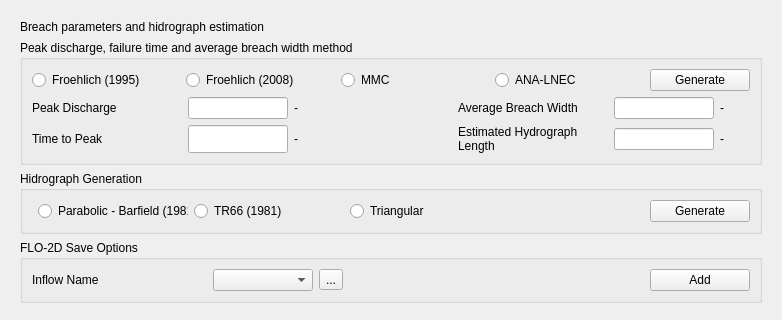
FLO-2DSoftware/qgis-flo-2d-plugin, file flo2d/ui/breach_hydrograph_tool.ui: the form before one commit; both pictures show x 0 to 782 and y 0 to 320 of the 782 by 728 pixel window.
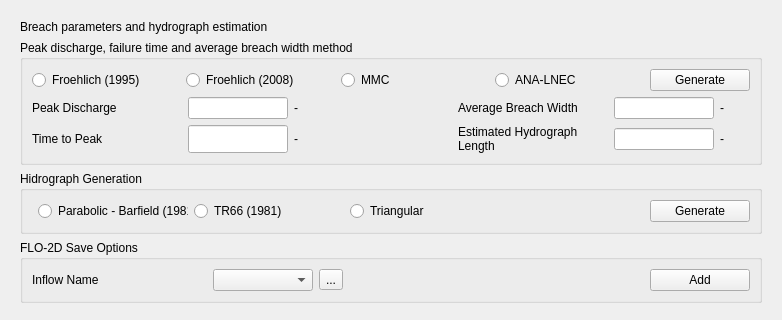
The form after the commit. The open tabs and pages were chosen to show the change. Icons and pictures are not drawn.

Commit message: Fix misspelled word in UI text for breach parameters (#2146)

```diff
--- a/flo2d/ui/breach_hydrograph_tool.ui
+++ b/flo2d/ui/breach_hydrograph_tool.ui
@@ -2421,7 +2421,7 @@
             </sizepolicy>
            </property>
            <property name="text">
-            <string>Breach parameters and hidrograph estimation</string>
+            <string>Breach parameters and hydrograph estimation</string>
            </property>
           </widget>
          </item>
```
